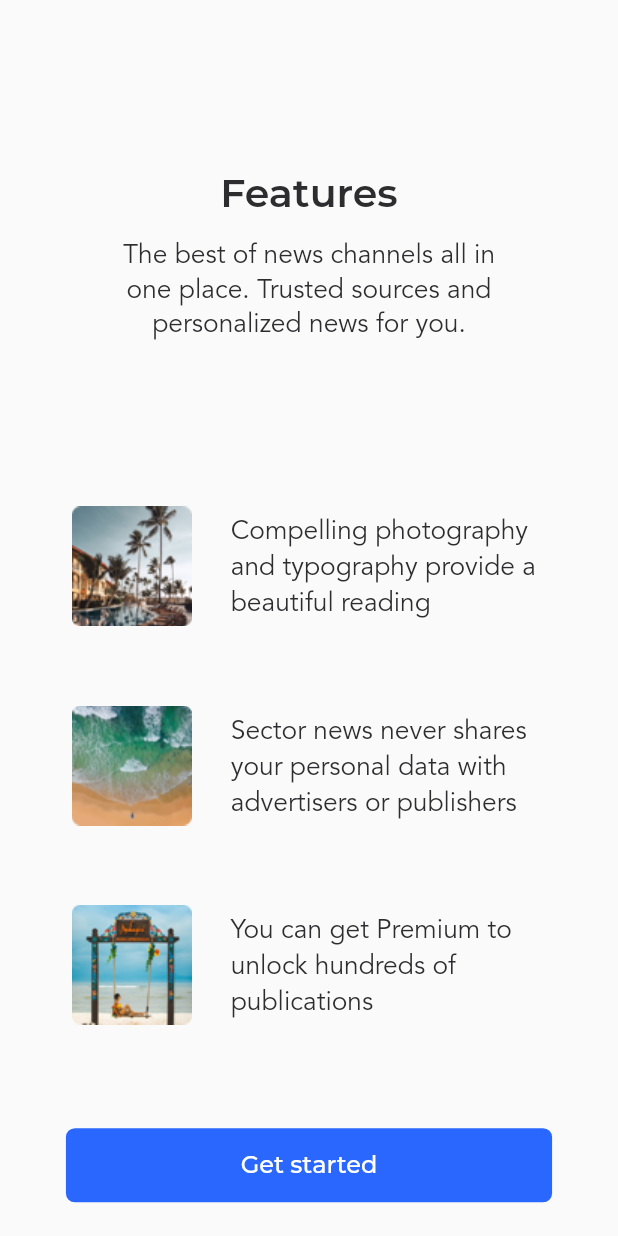
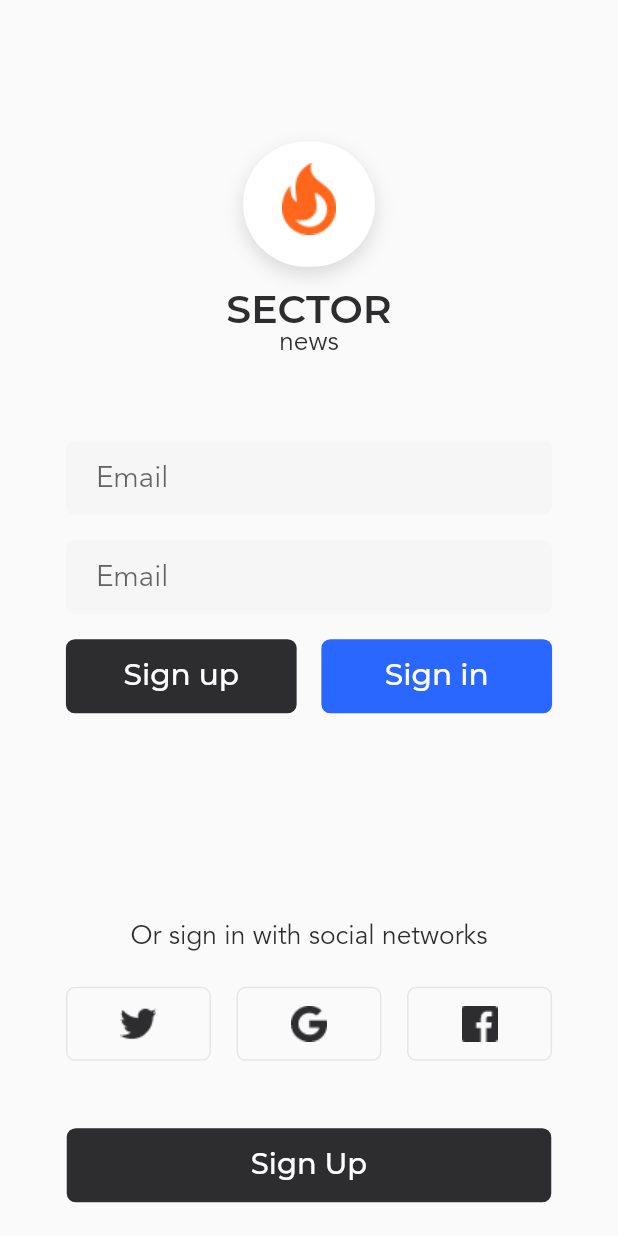
Before and after one commit to TravelerLee/project_news, a Flutter app: the screen it shows after launch, after a tap on "Get started", on a phone screen of 412 x 824 dp. Run offline on Flutter 3.47's test engine with Material 2 defaults, Android fonts, the light colour scheme and no system bars; our stand-ins replace flutter_screenutil.

Commit message:
登录界面

```diff
--- /dev/null
+++ b/project_news/lib/common/values/borders.dart
@@ -0,0 +1,9 @@
+import 'package:flutter/cupertino.dart';
+
+class Borders {
+  static const BorderSide primaryBorder = BorderSide(
+    color: Color.fromARGB(255, 230, 230, 231),
+    width: 1,
+    style: BorderStyle.solid,
+  );
+}
--- a/project_news/lib/common/values/colors.dart
+++ b/project_news/lib/common/values/colors.dart
@@ -9,4 +9,13 @@ class AppColors {
 
   ///主控件- 文本 白色
   static const Color primaryElementText = Color.fromARGB(255, 255, 255, 255);
+
+  ///主背景 白色
+  static const Color primaryBackground = Color.fromARGB(255, 255, 255, 255);
+
+  /// 第二种控件-背景色 淡灰色
+  static const Color secondaryElement = Color.fromARGB(255, 246, 246, 246);
+
+  /// 第三种控件-背景色 石墨色
+  static const Color thirdElement = Color.fromARGB(255, 45, 45, 47);
 }
--- /dev/null
+++ b/project_news/lib/common/values/radii.dart
@@ -0,0 +1,6 @@
+import 'package:flutter/cupertino.dart';
+
+class Radii {
+  static const BorderRadiusGeometry k6pxRadius =
+      BorderRadius.all(Radius.circular(6));
+}
--- /dev/null
+++ b/project_news/lib/common/values/shadows.dart
@@ -0,0 +1,9 @@
+import 'package:flutter/cupertino.dart';
+
+class Shadows {
+  static const BoxShadow primaryShadow = BoxShadow(
+    color: Color.fromARGB(38, 27, 27, 29),
+    offset: Offset(0, 5),
+    blurRadius: 10,
+  );
+}
--- /dev/null
+++ b/project_news/lib/common/widgets/button.dart
@@ -0,0 +1,66 @@
+import 'package:flutter/material.dart';
+import 'package:project_news/common/utils/screen.dart';
+import 'package:project_news/common/values/borders.dart';
+import 'package:project_news/common/values/colors.dart';
+import 'package:project_news/common/values/radii.dart';
+
+Widget btnFlatButtonWidget({
+  @required VoidCallback onPressed,
+  double width = 140,
+  double height = 44,
+  Color gbColor = AppColors.primaryElement,
+  String title = "button",
+  Color fontColor = AppColors.primaryElementText,
+  double fontSize = 18,
+  String fontName = "Montserrat",
+  FontWeight fontWeight = FontWeight.w400,
+}) {
+  return Container(
+    width: duSetWidth(width),
+    height: duSetHeight(height),
+    child: TextButton(
+      onPressed: onPressed,
+      style: ButtonStyle(
+        backgroundColor: MaterialStateProperty.all(gbColor),
+        shape: MaterialStateProperty.all(
+            RoundedRectangleBorder(borderRadius: Radii.k6pxRadius)),
+      ),
+      child: Text(
+        title,
+        textAlign: TextAlign.center,
+        style: TextStyle(
+          color: fontColor,
+          fontFamily: fontName,
+          fontWeight: fontWeight,
+          fontSize: duSetFontSize(fontSize),
+          height: 1,
+        ),
+      ),
+    ),
+  );
+}
+
+/// 第三方按钮
+Widget btnFlatButtonBorderOnlyWidget({
+  @required VoidCallback onPressed,
+  double width = 88,
+  double height = 44,
+  String iconFileName,
+}) {
+  return Container(
+    width: duSetWidth(width),
+    height: duSetHeight(height),
+    child: TextButton(
+      onPressed: onPressed,
+      style: ButtonStyle(
+        shape: MaterialStateProperty.all(
+          RoundedRectangleBorder(
+              side: Borders.primaryBorder, borderRadius: Radii.k6pxRadius),
+        ),
+      ),
+      child: Image.asset(
+        "assets/images/icons-$iconFileName.png",
+      ),
+    ),
+  );
+}
--- /dev/null
+++ b/project_news/lib/common/widgets/input.dart
@@ -0,0 +1,38 @@
+import 'package:flutter/cupertino.dart';
+import 'package:flutter/material.dart';
+import 'package:project_news/common/utils/screen.dart';
+import 'package:project_news/common/values/colors.dart';
+
+Widget inputTextEdit(
+    {@required TextEditingController controller,
+    TextInputType keyboardType = TextInputType.text,
+    String hintText,
+    bool isPassword = false,
+    double marginTop = 15}) {
+  return Container(
+    height: duSetHeight(44),
+    margin: EdgeInsets.only(top: duSetHeight(marginTop)),
+    decoration: BoxDecoration(
+      color: AppColors.secondaryElement,
+      borderRadius: BorderRadius.all(Radius.circular(6)),
+    ),
+    child: TextField(
+      controller: controller,
+      keyboardType: keyboardType,
+      decoration: InputDecoration(
+        hintText: 'Email',
+        contentPadding: EdgeInsets.fromLTRB(20, 10, 0, 9),
+        border: InputBorder.none,
+      ),
+      style: TextStyle(
+        color: AppColors.primaryText,
+        fontFamily: "Avenir",
+        fontWeight: FontWeight.w400,
+        fontSize: duSetFontSize(18),
+      ),
+      maxLines: 1,
+      autocorrect: false, // 自动纠正
+      obscureText: isPassword, // 隐藏输入内容, 密码框
+    ),
+  );
+}
--- /dev/null
+++ b/project_news/lib/common/widgets/widgets.dart
@@ -0,0 +1,3 @@
+library widgets;
+
+export 'button.dart';
--- a/project_news/lib/main.dart
+++ b/project_news/lib/main.dart
@@ -1,5 +1,6 @@
 import 'package:flutter/material.dart';
-import 'package:project_news/view/pages/welcomePage.dart';
+import 'package:project_news/routes.dart';
+import 'package:project_news/view/welcome/welcomePage.dart';
 
 void main() {
   runApp(MyApp());
@@ -10,6 +11,7 @@ class MyApp extends StatelessWidget {
   @override
   Widget build(BuildContext context) {
     return MaterialApp(
+      routes: staticRoutes,
       title: 'Flutter Demo',
       home: WelcomePage(),
     );
--- /dev/null
+++ b/project_news/lib/routes.dart
@@ -0,0 +1,5 @@
+import 'package:project_news/view/sign_in/sign_in.dart';
+
+var staticRoutes = {
+  '/sign-in': (context) => SignInPage(),
+};
--- /dev/null
+++ b/project_news/lib/view/sign_in/sign_in.dart
@@ -0,0 +1,218 @@
+import 'package:flutter/cupertino.dart';
+import 'package:flutter/material.dart';
+import 'package:flutter/services.dart';
+import 'package:project_news/common/utils/screen.dart';
+import 'package:project_news/common/values/colors.dart';
+import 'package:project_news/common/values/shadows.dart';
+import 'package:project_news/common/widgets/button.dart';
+import 'package:project_news/common/widgets/input.dart';
+
+class SignInPage extends StatefulWidget {
+  SignInPage({Key key}) : super(key: key);
+
+  @override
+  _SignInPageState createState() => _SignInPageState();
+}
+
+class _SignInPageState extends State<SignInPage> {
+  final TextEditingController _emailController = TextEditingController();
+  final TextEditingController _passwordController = TextEditingController();
+  Widget _buildLogo() {
+    return Container(
+      width: duSetWidth(110),
+      margin: EdgeInsets.only(top: duSetHeight(40 + 44.0)), // 顶部系统栏 44px
+      child: Column(
+        crossAxisAlignment: CrossAxisAlignment.stretch,
+        children: [
+          Container(
+            height: duSetWidth(76),
+            width: duSetWidth(76),
+            margin: EdgeInsets.symmetric(horizontal: duSetWidth(15)),
+            child: Stack(
+              alignment: Alignment.center,
+              children: [
+                Positioned(
+                  left: 0,
+                  top: 0,
+                  right: 0,
+                  child: Container(
+                    height: duSetWidth(76),
+                    decoration: BoxDecoration(
+                      color: AppColors.primaryBackground,
+                      boxShadow: [
+                        Shadows.primaryShadow,
+                      ],
+                      borderRadius: BorderRadius.all(
+                          Radius.circular(duSetWidth(76 * 0.5))), // 父容器的50%
+                    ),
+                    child: Container(),
+                  ),
+                ),
+                Positioned(
+                  top: duSetWidth(13),
+                  child: Image.asset(
+                    "assets/images/logo.png",
+                    fit: BoxFit.none,
+                  ),
+                ),
+              ],
+            ),
+          ),
+          Container(
+            margin: EdgeInsets.only(top: duSetHeight(15)),
+            child: Text(
+              "SECTOR",
+              textAlign: TextAlign.center,
+              style: TextStyle(
+                color: AppColors.primaryText,
+                fontFamily: "Montserrat",
+                fontWeight: FontWeight.w600,
+                fontSize: duSetFontSize(24),
+                height: 1,
+              ),
+            ),
+          ),
+          Text(
+            "news",
+            textAlign: TextAlign.center,
+            style: TextStyle(
+              color: AppColors.primaryText,
+              fontFamily: "Avenir",
+              fontWeight: FontWeight.w400,
+              fontSize: duSetFontSize(16),
+              height: 1,
+            ),
+          ),
+        ],
+      ),
+    );
+  }
+
+  Widget _buildInputFrom() {
+    return Container(
+      width: duSetWidth(295),
+      margin: EdgeInsets.only(top: duSetHeight(49)),
+      child: Column(
+        children: [
+          // 邮件输入框
+          inputTextEdit(
+            controller: _emailController,
+            keyboardType: TextInputType.emailAddress,
+            hintText: 'Email',
+            marginTop: 0,
+          ),
+          // 密码输入框
+          inputTextEdit(
+            controller: _passwordController,
+            keyboardType: TextInputType.visiblePassword,
+            hintText: 'Password',
+            isPassword: true,
+          ),
+          // 注册登录横向布局
+          Container(
+            height: duSetHeight(44),
+            margin: EdgeInsets.only(top: duSetHeight(15)),
+            child: Row(
+              children: [
+                btnFlatButtonWidget(
+                  onPressed: () {
+                    Navigator.pushNamed(context, '/sign-up');
+                  },
+                  gbColor: AppColors.thirdElement,
+                  title: 'Sign up',
+                ),
+                Spacer(),
+                btnFlatButtonWidget(
+                  onPressed: () {
+                    Navigator.pushNamed(context, '/sign-in');
+                  },
+                  gbColor: AppColors.primaryElement,
+                  title: 'Sign in',
+                ),
+              ],
+            ),
+          ),
+        ],
+      ),
+    );
+  }
+
+  /// 第三方登录
+  Widget _buildThirdPartyLogin() {
+    return Container(
+      width: duSetWidth(295),
+      margin: EdgeInsets.only(bottom: duSetHeight(40)),
+      child: Column(
+        children: [
+          Text(
+            "Or sign in with social networks",
+            textAlign: TextAlign.center,
+            style: TextStyle(
+              color: AppColors.primaryText,
+              fontFamily: "Avenir",
+              fontWeight: FontWeight.w400,
+              fontSize: duSetFontSize(16),
+            ),
+          ),
+          Padding(
+            padding: EdgeInsets.only(top: duSetHeight(20)),
+            child: Row(
+              children: [
+                btnFlatButtonBorderOnlyWidget(
+                  onPressed: () {},
+                  width: 88,
+                  iconFileName: 'twitter',
+                ),
+                Spacer(),
+                btnFlatButtonBorderOnlyWidget(
+                  onPressed: () {},
+                  width: 88,
+                  iconFileName: 'google',
+                ),
+                Spacer(),
+                btnFlatButtonBorderOnlyWidget(
+                  onPressed: () {},
+                  width: 88,
+                  iconFileName: 'facebook',
+                ),
+              ],
+            ),
+          )
+        ],
+      ),
+    );
+  }
+
+  ///注册按键
+  Widget _buildSignupButton() {
+    return Container(
+      margin: EdgeInsets.only(bottom: duSetHeight(20)),
+      child: btnFlatButtonWidget(
+        onPressed: () {},
+        width: 294,
+        gbColor: AppColors.primaryText,
+        title: 'Sign Up',
+        fontWeight: FontWeight.w500,
+        fontSize: duSetFontSize(16),
+      ),
+    );
+  }
+
+  @override
+  Widget build(BuildContext context) {
+    return Scaffold(
+      resizeToAvoidBottomInset: false,
+      body: Center(
+        child: Column(
+          children: [
+            _buildLogo(),
+            _buildInputFrom(),
+            Spacer(),
+            _buildThirdPartyLogin(),
+            _buildSignupButton(),
+          ],
+        ),
+      ),
+    );
+  }
+}
--- /dev/null
+++ b/project_news/lib/view/sign_up/sign_up.dart
@@ -0,0 +1,17 @@
+import 'package:flutter/material.dart';
+
+class SignUpPage extends StatefulWidget {
+  SignUpPage({Key key}) : super(key: key);
+
+  @override
+  _SignUpPageState createState() => _SignUpPageState();
+}
+
+class _SignUpPageState extends State<SignUpPage> {
+  @override
+  Widget build(BuildContext context) {
+    return Container(
+      child: null,
+    );
+  }
+}
--- a/project_news/lib/view/pages/welcomePage.dart
+++ b/project_news/lib/view/welcome/welcomePage.dart
@@ -2,6 +2,7 @@ import 'package:flutter/material.dart';
 import 'package:flutter_screenutil/flutter_screenutil.dart';
 import 'package:project_news/common/utils/screen.dart';
 import 'package:project_news/common/values/colors.dart';
+import 'package:project_news/common/values/radii.dart';
 
 class WelcomePage extends StatelessWidget {
   const WelcomePage({Key key}) : super(key: key);
@@ -78,27 +79,32 @@ class WelcomePage extends StatelessWidget {
     );
   }
 
-  Widget _buildStartButton() {
+  Widget _buildStartButton(BuildContext context) {
     return Container(
+      width: duSetWidth(295),
       height: duSetHeight(44),
-      width: duSetWidth(295),
       margin: EdgeInsets.only(bottom: duSetHeight(20)),
       child: TextButton(
-        onPressed: () {},
         child: Text(
-          'Get started',
+          "Get started",
           style: TextStyle(
             color: AppColors.primaryElementText,
             fontFamily: 'Montserrat',
-            fontWeight: FontWeight.normal,
-            fontSize: 16,
+            fontWeight: FontWeight.w600,
+            fontSize: duSetFontSize(16),
           ),
         ),
         style: ButtonStyle(
-          backgroundColor: MaterialStateProperty.all(AppColors.primaryElement),
-          shape: MaterialStateProperty.all(
-              RoundedRectangleBorder(borderRadius: BorderRadius.circular(6))),
-        ),
+            backgroundColor:
+                MaterialStateProperty.all(AppColors.primaryElement),
+            shape: MaterialStateProperty.all(
+                RoundedRectangleBorder(borderRadius: Radii.k6pxRadius))),
+        onPressed: () {
+          Navigator.pushNamed(
+            context,
+            "/sign-in",
+          );
+        },
       ),
     );
   }
@@ -129,7 +135,7 @@ class WelcomePage extends StatelessWidget {
               40,
             ),
             Spacer(),
-            _buildStartButton(),
+            _buildStartButton(context),
           ],
         ),
       ),
```
